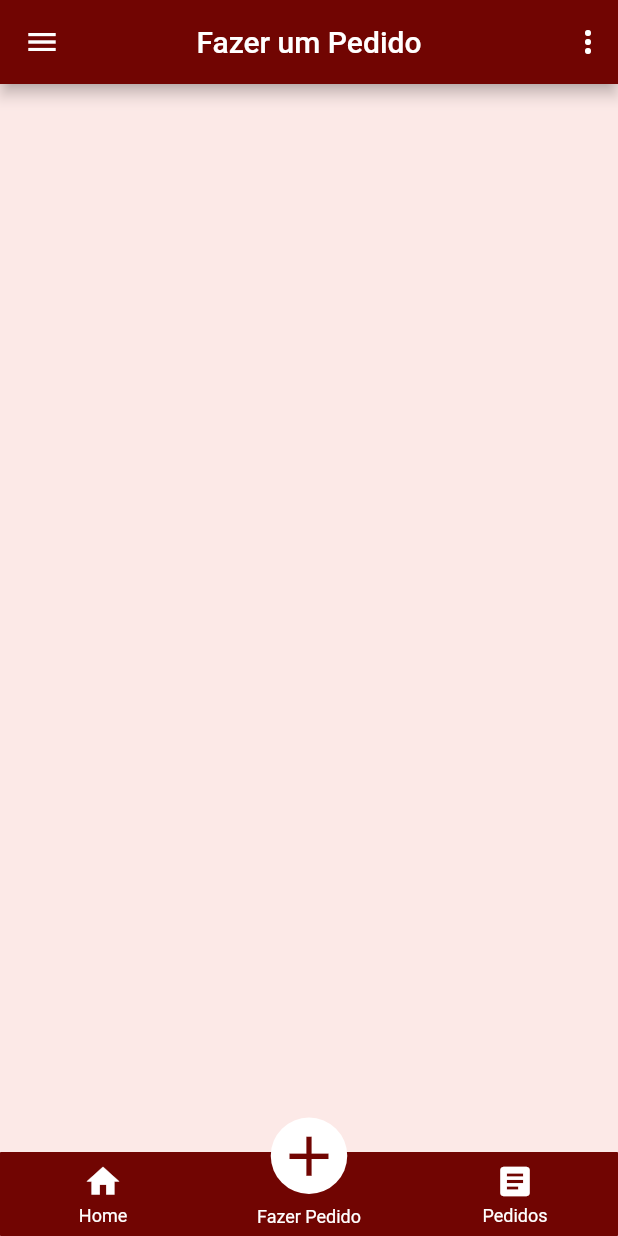
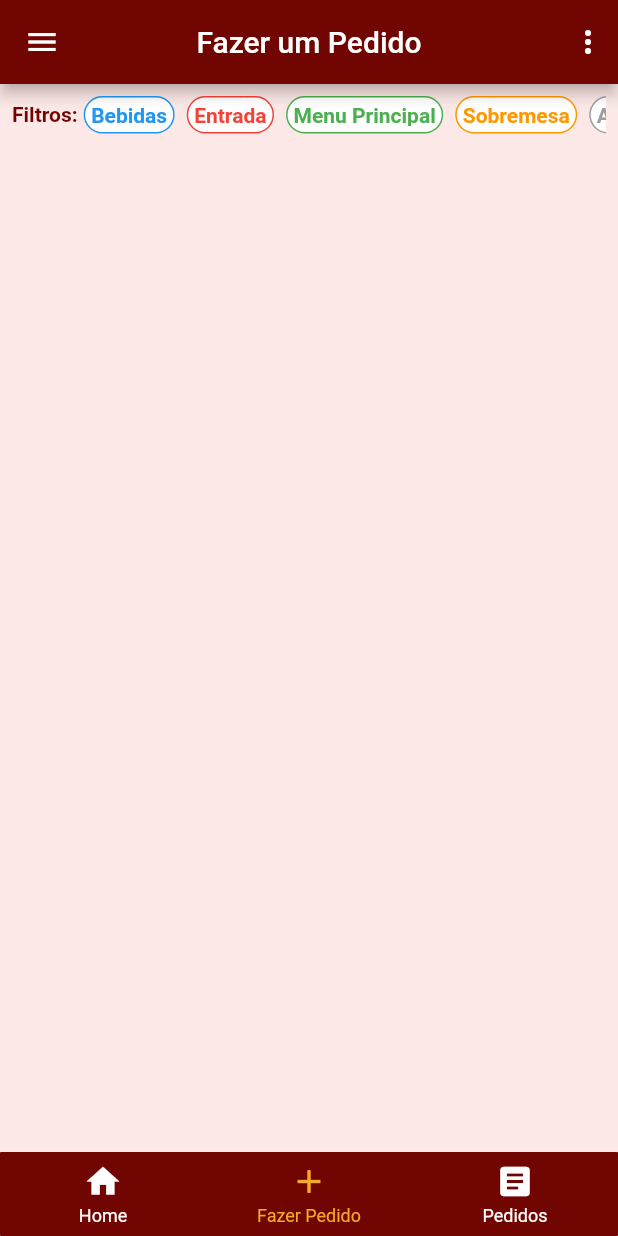
Before and after one commit to DLL-S/comcer-mobile, a Flutter app: the BasePage screen opened by its route, item 2 of the bottom bar chosen, on a phone screen of 412 x 824 dp. Run offline on Flutter 3.47's test engine with Material 2 defaults, Android fonts, the phone set to English and light mode, and no system bars; drawn by our look-alikes of persistent_bottom_nav_bar.

Commit message:
Refatoração da BasePage e Criação do filtro da FazerPedido
Criado o campo para filtrar os produtos, criada a pasta do card do filtro, alteração da cor de fundo da página de login para manter a identidade visual e iniciada a criação de algumas classes para as requisições à API.

```diff
--- a/comcer_app/lib/controller/funcionario_controller.dart
+++ b/comcer_app/lib/controller/funcionario_controller.dart
@@ -0,0 +1,33 @@
+// ignore_for_file: non_constant_identifier_names
+
+import 'package:comcer_app/dominio/models/ApiResponse.dart';
+import 'package:comcer_app/dominio/models/Funcionario.dart';
+import 'package:comcer_app/util/Constantes.dart';
+import 'package:http/http.dart' as http;
+import 'dart:convert';
+
+
+class FuncionarioController {
+
+  static const String urlBaseFuncionarios = Constantes.urlBaseLocal + "funcionarios/";
+
+  FuncionarioController();
+
+  //Listar todos os funcionários
+  /*Future<APIResponse<List<Funcionario>>>? listarFuncionarios() {
+    return http.get(Uri.parse(urlBaseFuncionarios + 'listar'), headers: Constantes.headers).then((data){
+      if(data.statusCode == 200){
+        final jsonData = json.decode(Utf8Decoder().convert(data.bodyBytes));
+        final funcionarios = <Funcionario>[];
+
+        for(var funcionario in jsonData) {
+          funcionarios.add(Funcionario.fromJson(funcionario));
+        }
+        return APIResponse<List<Funcionario>>(data: funcionarios);
+      }
+
+    }).catchError((_) => APIResponse<List<Funcionario>>(
+      error: true, errorMessage: "Não foi possível listar os funcionarios."));
+  }*/
+
+}
--- a/comcer_app/lib/controller/login_controller.dart
+++ b/comcer_app/lib/controller/login_controller.dart
@@ -0,0 +1,10 @@
+import 'package:comcer_app/util/Constantes.dart';
+
+class LoginController {
+
+  static const String urlBaseLogin = Constantes.urlBaseLocal + "login/";
+
+
+
+
+}
--- /dev/null
+++ b/comcer_app/lib/dominio/models/ApiResponse.dart
@@ -0,0 +1,9 @@
+// ignore_for_file: file_names
+
+class APIResponse<T> {
+  T? data;
+  bool? error;
+  String? errorMessage;
+
+  APIResponse({this.data, this.errorMessage, this.error = false});
+}
--- a/comcer_app/lib/ui/base_page.dart
+++ b/comcer_app/lib/ui/base_page.dart
@@ -55,8 +55,8 @@ class _BasePageState extends State<BasePage> {
   List<Widget> _buildScreens() {
     return [
       HomePage(),
-      PedidosPage(),
       FazerPedido(),
+      PedidosPage()
     ];
   }
 
@@ -65,19 +65,19 @@ class _BasePageState extends State<BasePage> {
       PersistentBottomNavBarItem(
         icon: Icon(Icons.home),
         title: ("Home"),
-        activeColorPrimary: Colors.white,
+        activeColorPrimary: AppCores.yellow,
         inactiveColorPrimary: Colors.white,
       ),
       PersistentBottomNavBarItem(
-        icon: Icon(Icons.add, color: AppCores.darkRed, size: 45),
+        icon: Icon(Icons.add),
         title: ("Fazer Pedido"),
-        activeColorPrimary: Colors.white,
+        activeColorPrimary: AppCores.yellow,
         inactiveColorPrimary: Colors.white,
       ),
       PersistentBottomNavBarItem(
         icon: Icon(Icons.article),
         title: ("Pedidos"),
-        activeColorPrimary: Colors.white,
+        activeColorPrimary: AppCores.yellow,
         inactiveColorPrimary: Colors.white,
       ),
     ];
@@ -133,7 +133,7 @@ class _BasePageState extends State<BasePage> {
           curve: Curves.ease,
           duration: Duration(milliseconds: 200),
         ),
-        navBarStyle: NavBarStyle.style15,
+        navBarStyle: NavBarStyle.style6,
         onItemSelected: (index){
           switch(index){
             case 0:
--- a/comcer_app/lib/ui/fazer_pedido_page.dart
+++ b/comcer_app/lib/ui/fazer_pedido_page.dart
@@ -1,4 +1,6 @@
 import 'package:comcer_app/core/app_cores.dart';
+import 'package:comcer_app/ui/filter_card/fiter_card.dart';
+import 'package:comcer_app/util/Constantes.dart';
 import 'package:flutter/material.dart';
 
 class FazerPedido extends StatefulWidget {
@@ -11,6 +13,35 @@ class FazerPedido extends StatefulWidget {
 class _FazerPedidoState extends State<FazerPedido> {
   @override
   Widget build(BuildContext context) {
-    return Container(color: AppCores.lightRed);
+    return Container(
+        color: AppCores.lightRed,
+      child: Column(
+        children: [
+          Container(
+            margin: const EdgeInsets.symmetric(vertical: Constantes.DIST_PADRAO_WIDGETS, horizontal: 8),
+            height: 25,
+            child: Row(
+              crossAxisAlignment: CrossAxisAlignment.center,
+              children: [
+                Expanded(
+                    child: ListView(
+                      shrinkWrap: true,
+                      scrollDirection: Axis.horizontal,
+                      children: [
+                        Center(child: Text("Filtros:", style: TextStyle(color: AppCores.darkRed, fontSize: 14, fontWeight: FontWeight.bold,))),
+                        FilterCard(filtro: 'Bebidas', cor: Colors.blue, tap: false ,onTap: (){}),
+                        FilterCard(filtro: 'Entrada', cor: Colors.red, tap: false ,onTap: (){}),
+                        FilterCard(filtro: 'Menu Principal', cor: Colors.green, tap: false ,onTap: (){}),
+                        FilterCard(filtro: 'Sobremesa', cor: Colors.orange, tap: false ,onTap: (){}),
+                        FilterCard(filtro: 'Adicionais', cor: Colors.grey, tap: false ,onTap: (){}),
+                      ],
+                    ),
+                )
+              ],
+            )
+          ),
+        ],
+      ),
+    );
   }
 }
--- /dev/null
+++ b/comcer_app/lib/ui/filter_card/fiter_card.dart
@@ -0,0 +1,59 @@
+// ignore_for_file: file_names
+
+import 'package:comcer_app/core/app_cores.dart';
+import 'package:flutter/material.dart';
+
+class FilterCard extends StatefulWidget {
+  final String filtro;
+  final Color cor;
+  late bool tap;
+  final VoidCallback onTap;
+
+
+  FilterCard(
+      {Key? key,
+        required this.filtro,
+        required this.cor,
+        required this.tap,
+        required this.onTap})
+      : super(key: key);
+
+  @override
+  State<FilterCard> createState() => _FilterCardState();
+}
+
+class _FilterCardState extends State<FilterCard> {
+  @override
+  Widget build(BuildContext context) {
+    return GestureDetector(
+      onTap: (){setState(() {
+        widget.tap = !widget.tap;
+      });},
+      child: Container(
+        padding: EdgeInsets.all(4),
+        margin: EdgeInsets.symmetric(horizontal: 4),
+        decoration: BoxDecoration(
+            border: Border.fromBorderSide(
+              BorderSide(color: widget.cor),
+            ),
+            color: widget.tap ? widget.cor: Colors.white,
+            borderRadius: BorderRadius.circular(50)),
+        child: Row(
+          crossAxisAlignment: CrossAxisAlignment.center,
+          mainAxisAlignment: MainAxisAlignment.center,
+          children: [
+            Text(
+              widget.filtro,
+              style: TextStyle(
+                  color: widget.tap ? Colors.white : widget.cor,
+                  fontWeight: FontWeight.bold,
+                  fontSize: 14
+              ),
+            ),
+          ],
+        )
+      ),
+    );
+
+  }
+}
--- a/comcer_app/lib/ui/login_page.dart
+++ b/comcer_app/lib/ui/login_page.dart
@@ -29,9 +29,9 @@ class _LoginPageState extends State<LoginPage> {
   Widget build(BuildContext context) {
     return Scaffold(
       key: scaffoldKey,
+      backgroundColor: AppCores.lightRed,
       body: SingleChildScrollView(
         child: Container(
-          color: Colors.white,
           child: Padding(
             padding: const EdgeInsets.symmetric(horizontal: 16),
             child: Column(
--- a/comcer_app/lib/util/Constantes.dart
+++ b/comcer_app/lib/util/Constantes.dart
@@ -1,12 +1,20 @@
+// ignore_for_file: file_names
+
 class Constantes{
 
-  static final String titulo = "COMCER - Comanda Certa";
-  static final String email = "Email";
-  static final String senha = "Senha";
+
+  static const String urlBaseLocal = "https://localhost:49153/api/";
+  static const headers = {'Content-Type': 'application/json'};
+
+
+  static const String titulo = "COMCER - Comanda Certa";
+  static const String email = "Email";
+  static const String senha = "Senha";
 
 
 
-  static final double TAMANHO_FONTE_LABEL_TEXT = 18;
-  static final double VALOR_ARREDONDAMENTO_CONTAINER = 8;
+  static const double TAMANHO_FONTE_LABEL_TEXT = 18;
+  static const double VALOR_ARREDONDAMENTO_CONTAINER = 8;
+  static const double DIST_PADRAO_WIDGETS = 8;
 
 }
--- a/comcer_app/pubspec.yaml
+++ b/comcer_app/pubspec.yaml
@@ -36,6 +36,7 @@ dependencies:
   cupertino_icons: ^1.0.2
   responsive_framework: ^0.1.4
   persistent_bottom_nav_bar: ^4.0.2
+  http: ^0.13.4
 
 dev_dependencies:
   flutter_test:
```
Also changed, not shown: comcer_app/pubspec.lock, 1 other file.
